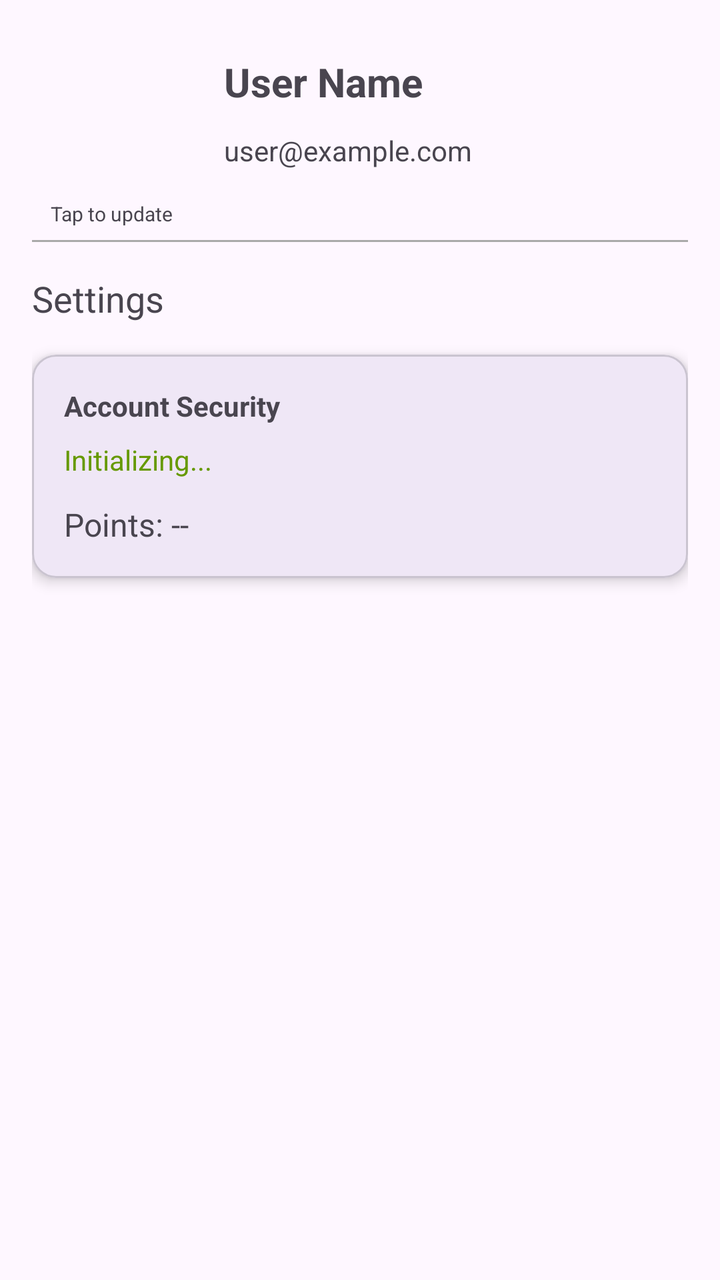
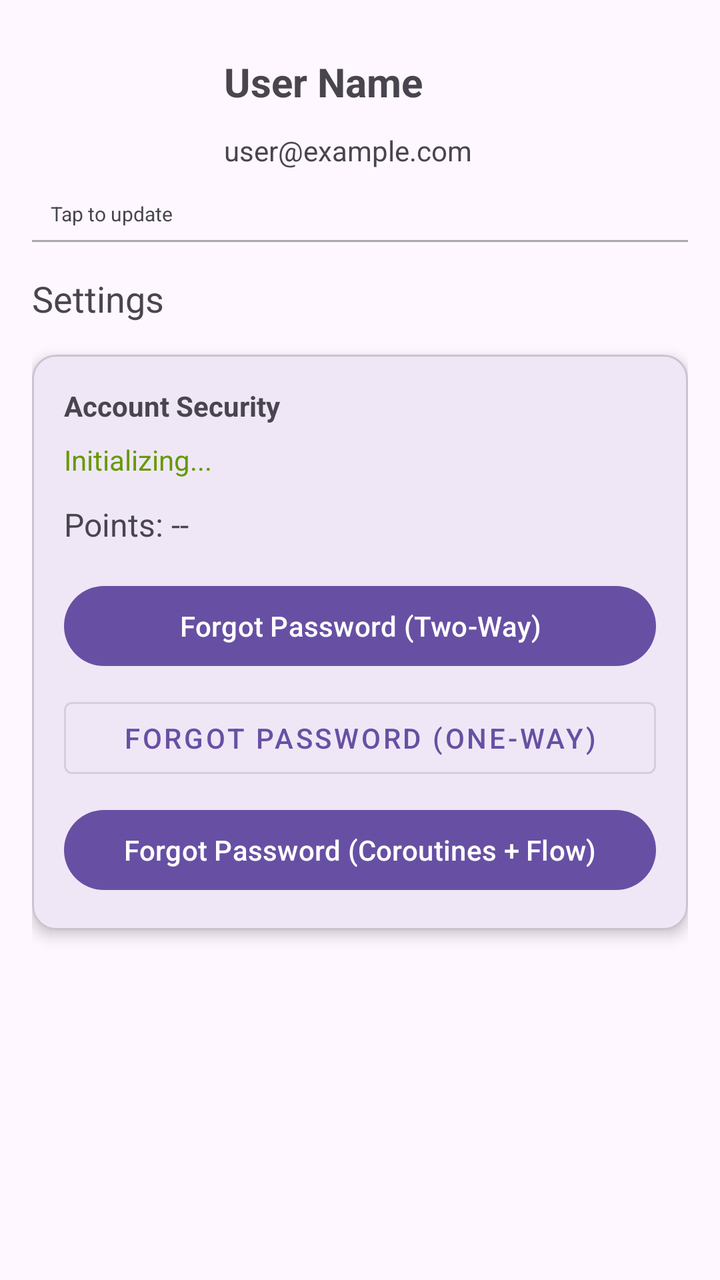

Two renders of the same Android screen: before a commit and after it. Below are the layout's source before the change and the commit's diff.
<!-- AndroidManifest.xml: application theme Theme.MobileTest -->
<!-- res/layout/fragment_profile.xml -->
<?xml version="1.0" encoding="utf-8"?>
<androidx.constraintlayout.widget.ConstraintLayout xmlns:android="http://schemas.android.com/apk/res/android"
    xmlns:app="http://schemas.android.com/apk/res-auto"
    android:layout_width="match_parent"
    android:layout_height="match_parent"
    android:padding="16dp">

    <ImageView
        android:id="@+id/profile_image"
        android:layout_width="80dp"
        android:layout_height="80dp"
        android:src="@android:drawable/sym_def_app_icon"
        android:clickable="true"
        android:focusable="true"
        android:background="?attr/selectableItemBackgroundBorderless"
        app:layout_constraintStart_toStartOf="parent"
        app:layout_constraintTop_toTopOf="parent" />

    <TextView
        android:id="@+id/avatar_hint"
        android:layout_width="wrap_content"
        android:layout_height="wrap_content"
        android:text="Tap to update"
        android:textSize="10sp"
        android:layout_marginTop="4dp"
        app:layout_constraintStart_toStartOf="@id/profile_image"
        app:layout_constraintEnd_toEndOf="@id/profile_image"
        app:layout_constraintTop_toBottomOf="@id/profile_image" />

    <TextView
        android:id="@+id/profile_name"
        android:layout_width="wrap_content"
        android:layout_height="wrap_content"
        android:layout_marginStart="16dp"
        android:text="User Name"
        android:textSize="20sp"
        android:textStyle="bold"
        app:layout_constraintBottom_toTopOf="@id/profile_email"
        app:layout_constraintStart_toEndOf="@id/profile_image"
        app:layout_constraintTop_toTopOf="@id/profile_image" />

    <TextView
        android:id="@+id/profile_email"
        android:layout_width="wrap_content"
        android:layout_height="wrap_content"
        android:layout_marginStart="16dp"
        android:text="user@example.com"
        app:layout_constraintBottom_toBottomOf="@id/profile_image"
        app:layout_constraintStart_toEndOf="@id/profile_image"
        app:layout_constraintTop_toBottomOf="@id/profile_name" />

    <View
        android:id="@+id/divider"
        android:layout_width="match_parent"
        android:layout_height="1dp"
        android:layout_marginTop="24dp"
        android:background="@android:color/darker_gray"
        app:layout_constraintTop_toBottomOf="@id/profile_image" />

    <TextView
        android:id="@+id/settings_label"
        android:layout_width="wrap_content"
        android:layout_height="wrap_content"
        android:layout_marginTop="16dp"
        android:text="Settings"
        android:textSize="18sp"
        app:layout_constraintStart_toStartOf="parent"
        app:layout_constraintTop_toBottomOf="@id/divider" />

    <com.google.android.material.card.MaterialCardView
        android:layout_width="match_parent"
        android:layout_height="wrap_content"
        android:layout_marginTop="16dp"
        app:cardCornerRadius="12dp"
        app:cardElevation="4dp"
        app:layout_constraintTop_toBottomOf="@id/settings_label">

        <LinearLayout
            android:layout_width="match_parent"
            android:layout_height="wrap_content"
            android:orientation="vertical"
            android:padding="16dp">

            <TextView
                android:layout_width="wrap_content"
                android:layout_height="wrap_content"
                android:text="Account Security"
                android:textStyle="bold" />

            <TextView
                android:id="@+id/security_status_text"
                android:layout_width="wrap_content"
                android:layout_height="wrap_content"
                android:layout_marginTop="8dp"
                android:text="Initializing..."
                android:textColor="@android:color/holo_green_dark" />

            <TextView
                android:id="@+id/points_text"
                android:layout_width="wrap_content"
                android:layout_height="wrap_content"
                android:layout_marginTop="12dp"
                android:text="Points: --"
                android:textSize="16sp" />

        </LinearLayout>
    </com.google.android.material.card.MaterialCardView>

</androidx.constraintlayout.widget.ConstraintLayout>
<!-- resources referenced by this layout -->
<resources>
  <style name="Theme.MobileTest" parent="Base.Theme.MobileTest" />
  <style name="Base.Theme.MobileTest" parent="Theme.Material3.DayNight.NoActionBar">
          
      </style>
</resources>

<!-- the commit's change to res/layout/fragment_profile.xml (unified diff, before → after) -->
@@ -103,6 +103,28 @@
                 android:text="Points: --"
                 android:textSize="16sp" />
 
+            <Button
+                android:id="@+id/btn_forgot_password_twoway"
+                android:layout_width="match_parent"
+                android:layout_height="wrap_content"
+                android:layout_marginTop="16dp"
+                android:text="Forgot Password (Two-Way)" />
+
+            <Button
+                android:id="@+id/btn_forgot_password_oneway"
+                android:layout_width="match_parent"
+                android:layout_height="wrap_content"
+                android:layout_marginTop="8dp"
+                android:text="Forgot Password (One-Way)"
+                style="@style/Widget.MaterialComponents.Button.OutlinedButton" />
+
+            <Button
+                android:id="@+id/btn_forgot_password_flow"
+                android:layout_width="match_parent"
+                android:layout_height="wrap_content"
+                android:layout_marginTop="8dp"
+                android:text="Forgot Password (Coroutines + Flow)" />
+
         </LinearLayout>
     </com.google.android.material.card.MaterialCardView>
 
